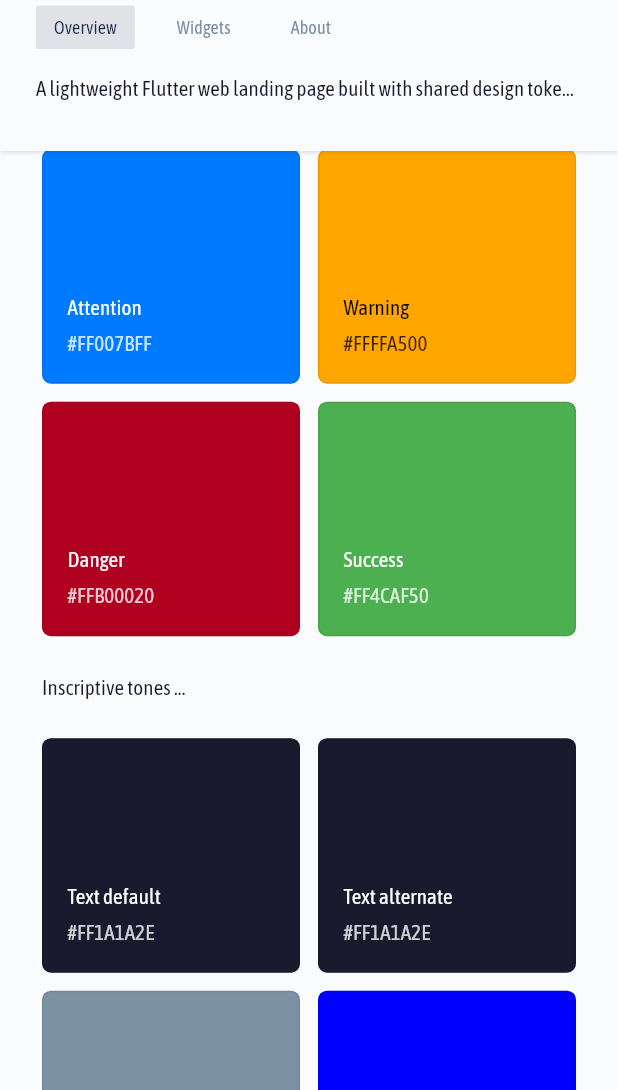
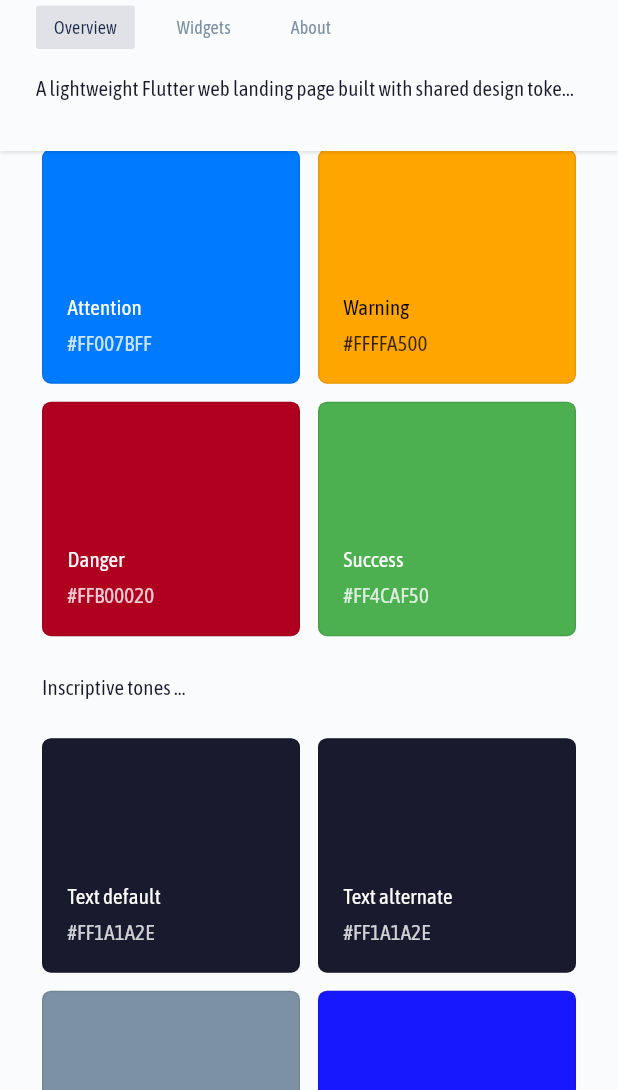
Before and after one commit to Design-Leaders-Finland/design-system, a Flutter app: the screen it shows after launch, scrolled down 576 dp, on a phone screen of 412 x 824 dp, the part 146-1236 px from its top. Run offline on Flutter 3.47's test engine with Material 3 defaults, Android fonts, the phone set to English and light mode, and no system bars; our stand-ins replace go_router, web; missing offline and left inert: widgetbook.

Commit message:
Use more recent Flutter and make link blue softer

```diff
--- a/lib/src/tokens/colors/colors.dart
+++ b/lib/src/tokens/colors/colors.dart
@@ -31,7 +31,7 @@ final class AppColors {
 
   static const border = MaterialColor(0xFFD9E1F1, {500: Color(0xFFD9E1F1)});
 
-  static const hyperlink = MaterialColor(0xFF0000FF, {500: Color(0xFF0000FF)});
+  static const hyperlink = Color.fromARGB(255, 24, 24, 254);
 
   static const textDefaultOnBackground = MaterialColor(0xFF1A1A2E, {
     500: Color(0xFF1A1A2E),
--- a/onepage/pubspec.yaml
+++ b/onepage/pubspec.yaml
@@ -20,7 +20,7 @@ version: 1.0.0+1
 
 environment:
   sdk: ^3.12.1
-  flutter: ">=3.47.1"
+  flutter: ">=3.47.2"
 
 # Dependencies specify other packages that your package needs in order to work.
 # To automatically upgrade your package dependencies to the latest versions
--- a/pubspec.yaml
+++ b/pubspec.yaml
@@ -6,8 +6,8 @@ homepage: https://design-leaders-design-system.netlify.app/
 repository: https://github.com/Design-Leaders-Finland/design-system
 
 environment:
-  sdk: ^3.12.1
-  flutter: ">=3.47.1"
+  sdk: ^3.13.2
+  flutter: ">=3.47.2"
 
 dependencies:
   flutter:
--- a/widgetbook/pubspec.yaml
+++ b/widgetbook/pubspec.yaml
@@ -20,7 +20,7 @@ version: 1.0.0+1
 
 environment:
   sdk: ^3.13.2
-  flutter: ">=3.47.1"
+  flutter: ">=3.47.2"
 
 # Dependencies specify other packages that your package needs in order to work.
 # To automatically upgrade your package dependencies to the latest versions
```
Also changed, not shown: onepage/pubspec.lock, pubspec.lock, widgetbook/pubspec.lock, 1 other file.
